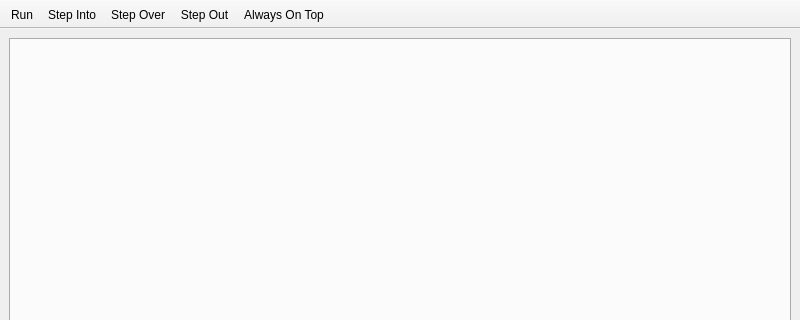
Before: the Qt Designer form pcsx2-qt/Debugger/DebuggerWindow.ui in PCSX2/pcsx2, drawn with Qt 5; both pictures show x 0 to 800 and y 0 to 320 of the 800 by 600 pixel window.
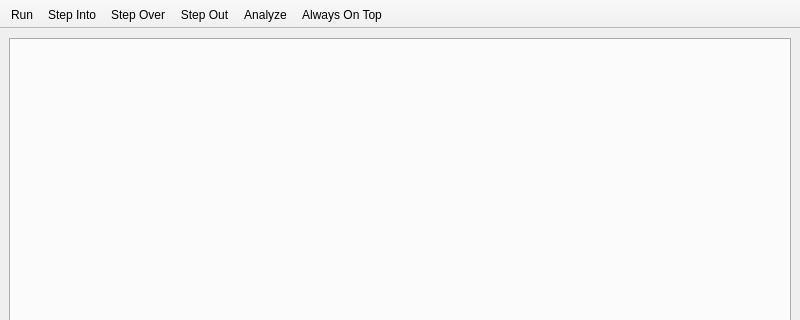
After: the same form once the commit is applied. Icons and pictures are not drawn.

Commit message: Debugger: Add settings to control the analysis passes

```diff
--- a/pcsx2-qt/Debugger/DebuggerWindow.ui
+++ b/pcsx2-qt/Debugger/DebuggerWindow.ui
@@ -54,6 +54,7 @@
    <addaction name="actionStepInto"/>
    <addaction name="actionStepOver"/>
    <addaction name="actionStepOut"/>
+   <addaction name="actionAnalyse"/>
    <addaction name="actionOnTop"/>
   </widget>
   <action name="actionRun">
@@ -111,6 +112,15 @@
     <string>Show this window on top</string>
    </property>
   </action>
+  <action name="actionAnalyse">
+   <property name="icon">
+    <iconset theme="restart-line">
+     <normaloff>.</normaloff>.</iconset>
+   </property>
+   <property name="text">
+    <string>Analyze</string>
+   </property>
+  </action>
  </widget>
  <resources/>
  <connections/>
```
Left out of the diff: 31 changed lines with no effect on the pictures. The commit also changes 27 other files.
